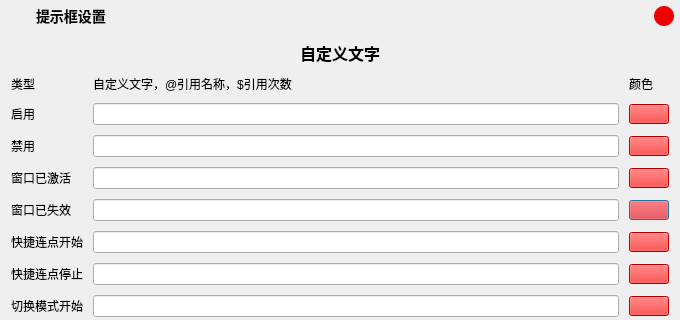
ChiyukiGana/Quickinput, file source/ui/PopsUi.ui: the form before one commit; both pictures show x 0 to 680 and y 0 to 320 of the 680 by 550 pixel window.
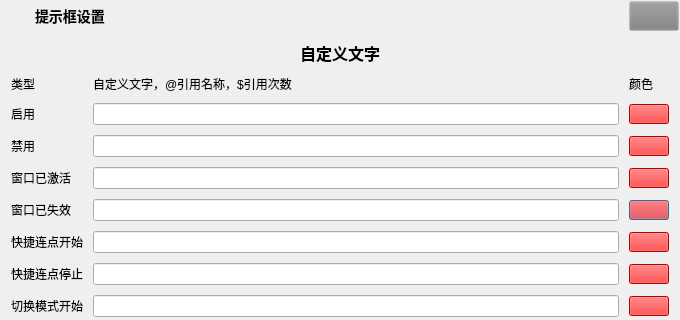
The form after the commit. Icons and pictures are not drawn.

```diff
--- a/source/ui/PopsUi.ui
+++ b/source/ui/PopsUi.ui
@@ -61,19 +61,19 @@
      </property>
      <layout class="QHBoxLayout" name="horizontalLayout_3">
       <property name="spacing">
-       <number>10</number>
+       <number>0</number>
       </property>
       <property name="leftMargin">
        <number>5</number>
       </property>
       <property name="topMargin">
-       <number>5</number>
+       <number>0</number>
       </property>
       <property name="rightMargin">
-       <number>5</number>
+       <number>0</number>
       </property>
       <property name="bottomMargin">
-       <number>5</number>
+       <number>0</number>
       </property>
       <item>
        <widget class="QLabel" name="title_icon_label">
@@ -126,7 +126,7 @@
          <bool>true</bool>
         </property>
         <property name="styleSheet">
-         <string notr="true">font-family:&quot;Microsoft YaHei&quot;;font-size:14px;font-weight:500;</string>
+         <string notr="true">font-family:&quot;Microsoft YaHei&quot;;font-size:14px;font-weight:500;margin-left:5px</string>
         </property>
         <property name="text">
          <string>提示框设置</string>
@@ -156,14 +156,14 @@
         </property>
         <property name="minimumSize">
          <size>
-          <width>20</width>
-          <height>20</height>
+          <width>50</width>
+          <height>30</height>
          </size>
         </property>
         <property name="maximumSize">
          <size>
-          <width>20</width>
-          <height>20</height>
+          <width>50</width>
+          <height>30</height>
          </size>
         </property>
         <property name="focusPolicy">
@@ -173,7 +173,7 @@
          <string>关闭</string>
         </property>
         <property name="styleSheet">
-         <string notr="true">QPushButton{background-color:#E00;border-radius:10px}QPushButton:hover{background-color:#C00}</string>
+         <string notr="true">QPushButton{background-color:rgba(128,128,128,0.1);image:url(:/close.png);font-size:12px}QPushButton:hover{background-color:rgba(255,0,0,0.3)}</string>
         </property>
         <property name="text">
          <string/>
```
